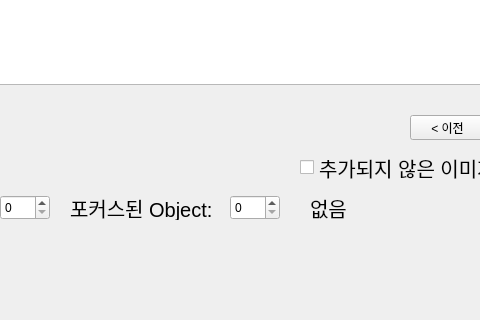
The window that classifier.ui (jzs15/wavve_bbox) describes before a commit, drawn with Qt 5; both pictures show x 350 to 830 and y 465 to 785 of the 984 by 785 pixel window.
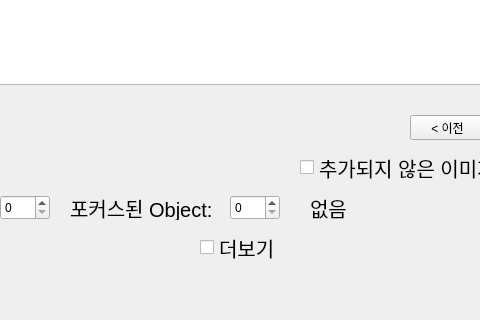
The same window after the commit.

Commit message: wavve 완료 (좌표)

Diff of the .ui file:
```diff
--- a/classifier.ui
+++ b/classifier.ui
@@ -278,6 +278,27 @@
     </rect>
    </property>
   </widget>
+  <widget class="QCheckBox" name="extra_check">
+   <property name="geometry">
+    <rect>
+     <x>550</x>
+     <y>700</y>
+     <width>81</width>
+     <height>25</height>
+    </rect>
+   </property>
+   <property name="font">
+    <font>
+     <pointsize>15</pointsize>
+    </font>
+   </property>
+   <property name="text">
+    <string>더보기</string>
+   </property>
+   <property name="checked">
+    <bool>false</bool>
+   </property>
+  </widget>
  </widget>
  <resources/>
  <connections>
```
Left out of the diff: 16 changed lines with no effect on the pictures. The commit also changes 2 other files.
